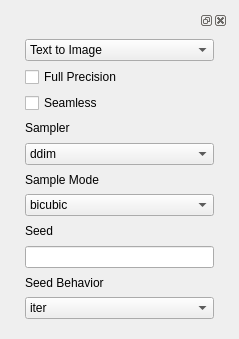
Qt form frontend/ui_widgets/sampler.ui (XmYx/ainodes-pyside) before a commit.
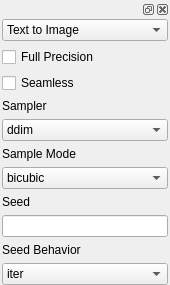
The same form after that commit.

What changed in the file:
```diff
--- a/frontend/ui_widgets/sampler.ui
+++ b/frontend/ui_widgets/sampler.ui
@@ -6,86 +6,91 @@
    <rect>
     <x>0</x>
     <y>0</y>
-    <width>239</width>
-    <height>339</height>
+    <width>170</width>
+    <height>219</height>
    </rect>
   </property>
   <property name="windowTitle">
    <string>Sampler</string>
   </property>
   <layout class="QVBoxLayout" name="verticalLayout">
+   <property name="spacing">
+    <number>0</number>
+   </property>
+   <property name="leftMargin">
+    <number>0</number>
+   </property>
+   <property name="topMargin">
+    <number>0</number>
+   </property>
+   <property name="rightMargin">
+    <number>0</number>
+   </property>
+   <property name="bottomMargin">
+    <number>0</number>
+   </property>
    <item>
     <widget class="QDockWidget" name="dockWidget">
      <widget class="QWidget" name="dockWidgetContents">
       <layout class="QVBoxLayout" name="verticalLayout_2">
-       <item>
-        <layout class="QGridLayout" name="gridLayout">
          <property name="leftMargin">
-          <number>5</number>
+        <number>2</number>
+       </property>
+       <property name="topMargin">
+        <number>0</number>
          </property>
          <property name="rightMargin">
-          <number>5</number>
-         </property>
-         <item row="9" column="0">
-          <widget class="QLabel" name="label_6">
+        <number>2</number>
+       </property>
+       <property name="bottomMargin">
+        <number>0</number>
+       </property>
+       <item>
+        <widget class="QComboBox" name="comboBox_4">
+         <item>
            <property name="text">
-            <string>Seed Behavior</string>
-           </property>
-          </widget>
-         </item>
-         <item row="5" column="0">
-          <widget class="QLabel" name="label_4">
+           <string>Text to Image</string>
+          </property>
+         </item>
+         <item>
+          <property name="text">
+           <string>Text to Video</string>
+          </property>
+         </item>
+         <item>
+          <property name="text">
+           <string>Image to Image</string>
+          </property>
+         </item>
+         <item>
+          <property name="text">
+           <string>Video to Video</string>
+          </property>
+         </item>
+        </widget>
+       </item>
+       <item>
+        <widget class="QCheckBox" name="fullPrecision">
            <property name="text">
-            <string>Sample Mode</string>
+          <string>Full Precision</string>
            </property>
           </widget>
          </item>
-         <item row="2" column="0">
+       <item>
           <widget class="QCheckBox" name="seamless">
            <property name="text">
             <string>Seamless</string>
            </property>
           </widget>
          </item>
-         <item row="10" column="0">
-          <widget class="QComboBox" name="comboBox_3">
            <item>
+        <widget class="QLabel" name="label_3">
             <property name="text">
-             <string>iter</string>
-            </property>
-           </item>
-           <item>
-            <property name="text">
-             <string>fixed</string>
-            </property>
-           </item>
-           <item>
-            <property name="text">
-             <string>random</string>
-            </property>
-           </item>
-          </widget>
-         </item>
-         <item row="6" column="0">
-          <widget class="QComboBox" name="comboBox_2">
+          <string>Sampler</string>
+         </property>
+        </widget>
+       </item>
            <item>
-            <property name="text">
-             <string>bicubic</string>
-            </property>
-           </item>
-           <item>
-            <property name="text">
-             <string>bilinear</string>
-            </property>
-           </item>
-           <item>
-            <property name="text">
-             <string>nearest</string>
-            </property>
-           </item>
-          </widget>
-         </item>
-         <item row="4" column="0">
           <widget class="QComboBox" name="comboBox">
            <item>
             <property name="text">
@@ -129,40 +134,54 @@
            </item>
           </widget>
          </item>
-         <item row="1" column="0">
-          <widget class="QCheckBox" name="fullPrecision">
+       <item>
+        <widget class="QLabel" name="label_4">
            <property name="text">
-            <string>Full Precision</string>
+          <string>Sample Mode</string>
            </property>
           </widget>
          </item>
-         <item row="7" column="0">
+       <item>
+        <widget class="QComboBox" name="comboBox_2">
+         <item>
+          <property name="text">
+           <string>bicubic</string>
+          </property>
+         </item>
+         <item>
+          <property name="text">
+           <string>bilinear</string>
+          </property>
+         </item>
+         <item>
+          <property name="text">
+           <string>nearest</string>
+          </property>
+         </item>
+        </widget>
+       </item>
+       <item>
           <widget class="QLabel" name="label_5">
            <property name="text">
             <string>Seed</string>
            </property>
           </widget>
          </item>
-         <item row="8" column="0">
+       <item>
           <widget class="QLineEdit" name="seedEdit"/>
          </item>
-         <item row="3" column="0">
-          <widget class="QLabel" name="label_3">
+       <item>
+        <widget class="QLabel" name="label_6">
            <property name="text">
-            <string>Sampler</string>
+          <string>Seed Behavior</string>
            </property>
           </widget>
          </item>
-         <item row="0" column="0">
-          <widget class="QComboBox" name="comboBox_4">
            <item>
-            <property name="text">
-             <string>Text to Image</string>
-            </property>
-           </item>
+        <widget class="QComboBox" name="comboBox_3">
            <item>
             <property name="text">
-             <string>Text to Video</string>
+           <string>iter</string>
             </property>
            </item>
            <item>
@@ -176,8 +195,6 @@
             </property>
            </item>
           </widget>
-         </item>
-        </layout>
        </item>
       </layout>
      </widget>
```
Left out of the diff: 4 changed lines with no effect on the pictures. Lines whose indentation alone changed are shown as unchanged.
